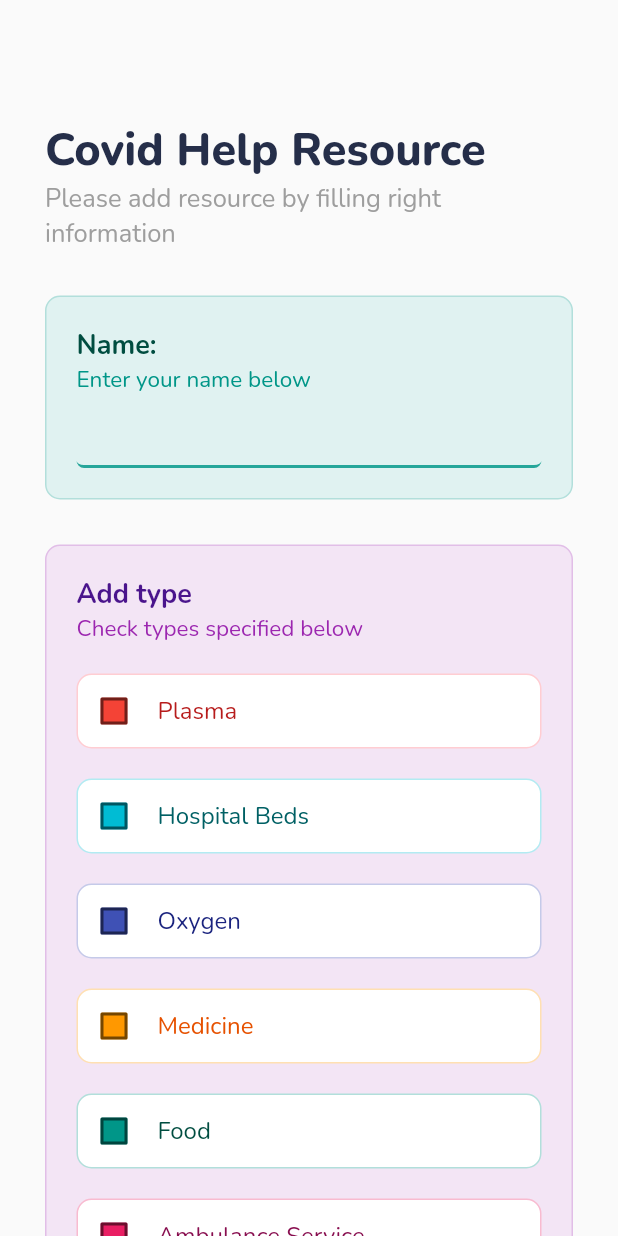
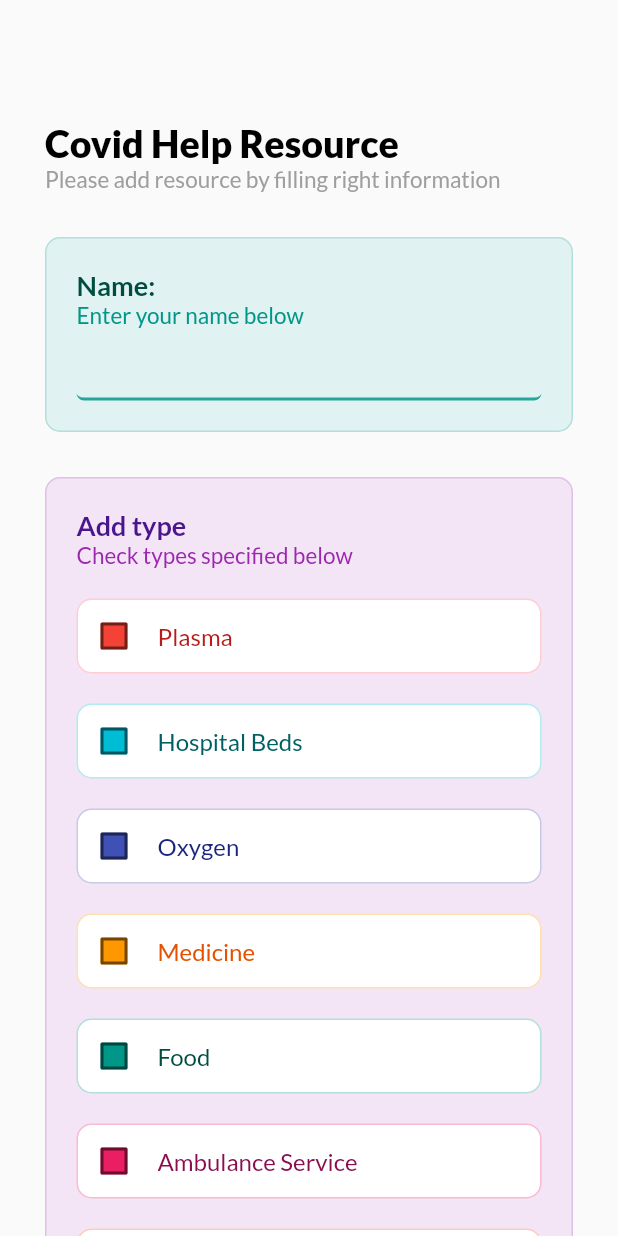
Before and after one commit to Ujjwal-here/Covid-help, a Flutter app: the HelpForm screen opened directly, on a phone screen of 412 x 824 dp. Run offline on Flutter 3.47's test engine with Material 2 defaults, Android fonts, the phone set to English and light mode, and no system bars; our stand-ins replace cloud_firestore, csc_picker, equatable, firebase_auth, firebase_core, get and 3 more; missing offline and left inert: dart:ffi, enum_to_string; accounts and stored records are empty.

Commit message:
font change

```diff
--- a/lib/screens/form.dart
+++ b/lib/screens/form.dart
@@ -1,3 +1,5 @@
+import 'dart:ffi';
+
 import 'package:covid_help/Enums/service_enum.dart';
 import 'package:covid_help/controllers/form_conttroller.dart';
 import 'package:csc_picker/csc_picker.dart';
@@ -23,10 +25,10 @@ class _HelpFormState extends State<HelpForm> {
             margin: EdgeInsets.only(top: 50),
             child: Text(
               "Covid Help Resource",
-              style: GoogleFonts.nunito(
-                fontWeight: FontWeight.w800,
-                fontSize: 30,
-                color: Color.fromRGBO(37, 46, 73, 1),
+              style: GoogleFonts.lato(
+                fontWeight: FontWeight.w900,
+                fontSize: 25,
+                color: Colors.black,
               ),
             ),
           ),
@@ -34,8 +36,8 @@ class _HelpFormState extends State<HelpForm> {
             margin: EdgeInsets.only(right: 30),
             child: Text(
               "Please add resource by filling right information",
-              style: GoogleFonts.nunito(
-                fontSize: 17,
+              style: GoogleFonts.lato(
+                fontSize: 15,
                 color: Colors.grey,
               ),
             ),
@@ -55,7 +57,7 @@ class _HelpFormState extends State<HelpForm> {
               children: [
                 Text(
                   "Name:",
-                  style: GoogleFonts.nunito(
+                  style: GoogleFonts.lato(
                     fontWeight: FontWeight.bold,
                     fontSize: 18,
                     color: Colors.teal[900],
@@ -63,7 +65,7 @@ class _HelpFormState extends State<HelpForm> {
                 ),
                 Text(
                   "Enter your name below",
-                  style: GoogleFonts.nunito(
+                  style: GoogleFonts.lato(
                     fontSize: 15,
                     color: Colors.teal,
                   ),
@@ -72,10 +74,11 @@ class _HelpFormState extends State<HelpForm> {
                   child: TextField(
                     controller: formController.nameController,
                     textAlignVertical: TextAlignVertical.center,
-                    style: GoogleFonts.nunito(
-                      fontSize: 18,
+                    keyboardType: TextInputType.multiline,
+                    style: GoogleFonts.lato(
+                      fontSize: 19,
                       color: Colors.black,
-                      fontWeight: FontWeight.w800,
+                      //fontWeight: FontWeight.bold,
                     ),
                     decoration: InputDecoration(
                       enabledBorder: UnderlineInputBorder(
@@ -112,7 +115,7 @@ class _HelpFormState extends State<HelpForm> {
               children: [
                 Text(
                   "Add type",
-                  style: GoogleFonts.nunito(
+                  style: GoogleFonts.lato(
                     fontWeight: FontWeight.bold,
                     fontSize: 18,
                     color: Colors.purple[900],
@@ -120,7 +123,7 @@ class _HelpFormState extends State<HelpForm> {
                 ),
                 Text(
                   "Check types specified below ",
-                  style: GoogleFonts.nunito(
+                  style: GoogleFonts.lato(
                     fontSize: 15,
                     color: Colors.purple,
                   ),
@@ -155,7 +158,7 @@ class _HelpFormState extends State<HelpForm> {
                         margin: EdgeInsets.only(left: 5),
                         child: Text(
                           "Plasma",
-                          style: GoogleFonts.nunito(
+                          style: GoogleFonts.lato(
                             //fontWeight: FontWeight.bold,
                             fontSize: 16,
                             color: Colors.red[900],
@@ -180,8 +183,7 @@ class _HelpFormState extends State<HelpForm> {
                         value: formController.isHospitalBedsSelected,
                         onChanged: (value) {
                           if (!formController.isHospitalBedsSelected) {
-                            formController
-                                .addServiceType(Services.Beds);
+                            formController.addServiceType(Services.Beds);
                           } else {
                             formController.removeService(Services.Beds);
                           }
@@ -196,7 +198,7 @@ class _HelpFormState extends State<HelpForm> {
                         margin: EdgeInsets.only(left: 5),
                         child: Text(
                           "Hospital Beds",
-                          style: GoogleFonts.nunito(
+                          style: GoogleFonts.lato(
                             //fontWeight: FontWeight.bold,
                             fontSize: 16,
                             color: Colors.cyan[900],
@@ -237,7 +239,7 @@ class _HelpFormState extends State<HelpForm> {
                         margin: EdgeInsets.only(left: 5),
                         child: Text(
                           "Oxygen",
-                          style: GoogleFonts.nunito(
+                          style: GoogleFonts.lato(
                             //fontWeight: FontWeight.bold,
                             fontSize: 16,
                             color: Colors.indigo[900],
@@ -277,7 +279,7 @@ class _HelpFormState extends State<HelpForm> {
                         margin: EdgeInsets.only(left: 5),
                         child: Text(
                           "Medicine",
-                          style: GoogleFonts.nunito(
+                          style: GoogleFonts.lato(
                             //fontWeight: FontWeight.bold,
                             fontSize: 16,
                             color: Colors.orange[900],
@@ -317,7 +319,7 @@ class _HelpFormState extends State<HelpForm> {
                         margin: EdgeInsets.only(left: 5),
                         child: Text(
                           "Food",
-                          style: GoogleFonts.nunito(
+                          style: GoogleFonts.lato(
                             //fontWeight: FontWeight.bold,
                             fontSize: 16,
                             color: Colors.teal[900],
@@ -357,7 +359,7 @@ class _HelpFormState extends State<HelpForm> {
                         margin: EdgeInsets.only(left: 5),
                         child: Text(
                           "Ambulance Service",
-                          style: GoogleFonts.nunito(
+                          style: GoogleFonts.lato(
                             //fontWeight: FontWeight.bold,
                             fontSize: 16,
                             color: Colors.pink[900],
@@ -400,7 +402,7 @@ class _HelpFormState extends State<HelpForm> {
                             margin: EdgeInsets.only(left: 5),
                             child: Text(
                               "Others",
-                              style: GoogleFonts.nunito(
+                              style: GoogleFonts.lato(
                                 //fontWeight: FontWeight.bold,
                                 fontSize: 16,
                                 color: Colors.deepOrange[900],
@@ -415,10 +417,11 @@ class _HelpFormState extends State<HelpForm> {
                         child: TextField(
                           controller: formController.otherController,
                           textAlignVertical: TextAlignVertical.center,
-                          style: GoogleFonts.nunito(
-                            fontSize: 18,
+                          keyboardType: TextInputType.multiline,
+                          style: GoogleFonts.lato(
+                            fontSize: 19,
                             color: Colors.black,
-                            fontWeight: FontWeight.w800,
+                            //fontWeight: FontWeight.bold,
                           ),
                           decoration: InputDecoration(
                             enabledBorder: UnderlineInputBorder(
@@ -458,7 +461,7 @@ class _HelpFormState extends State<HelpForm> {
               children: [
                 Text(
                   "Region",
-                  style: GoogleFonts.nunito(
+                  style: GoogleFonts.lato(
                     fontWeight: FontWeight.bold,
                     fontSize: 18,
                     color: Colors.blue[900],
@@ -466,7 +469,7 @@ class _HelpFormState extends State<HelpForm> {
                 ),
                 Text(
                   "Select your location",
-                  style: GoogleFonts.nunito(
+                  style: GoogleFonts.lato(
                     fontSize: 15,
                     color: Colors.blue,
                   ),
@@ -487,10 +490,9 @@ class _HelpFormState extends State<HelpForm> {
                         color: Colors.blue[100],
                       ),
                     ),
-                    selectedItemStyle: GoogleFonts.nunito(),
-                    dropdownHeadingStyle:
-                        GoogleFonts.nunito(color: Colors.white),
-                    dropdownItemStyle: GoogleFonts.nunito(),
+                    selectedItemStyle: GoogleFonts.lato(),
+                    dropdownHeadingStyle: GoogleFonts.lato(color: Colors.white),
+                    dropdownItemStyle: GoogleFonts.lato(),
                     flagState: CountryFlag.DISABLE,
                     onCountryChanged: (value) {
                       print(value);
@@ -521,7 +523,7 @@ class _HelpFormState extends State<HelpForm> {
               children: [
                 Text(
                   "Phone number:",
-                  style: GoogleFonts.nunito(
+                  style: GoogleFonts.lato(
                     fontWeight: FontWeight.bold,
                     fontSize: 18,
                     color: Colors.green[800],
@@ -529,7 +531,7 @@ class _HelpFormState extends State<HelpForm> {
                 ),
                 Text(
                   "Add working phone numbers",
-                  style: GoogleFonts.nunito(
+                  style: GoogleFonts.lato(
                     fontSize: 15,
                     color: Colors.green,
                   ),
@@ -538,11 +540,13 @@ class _HelpFormState extends State<HelpForm> {
                   child: TextField(
                     controller: formController.phoneNumberController,
                     textAlignVertical: TextAlignVertical.center,
-                    style: GoogleFonts.nunito(
-                      fontSize: 18,
+                    keyboardType: TextInputType.multiline,
+                    style: GoogleFonts.lato(
+                      fontSize: 19,
                       color: Colors.black,
-                      fontWeight: FontWeight.w800,
+                      //fontWeight: FontWeight.bold,
                     ),
+                    maxLines: null,
                     decoration: InputDecoration(
                       enabledBorder: UnderlineInputBorder(
                         borderSide: BorderSide(
@@ -578,15 +582,15 @@ class _HelpFormState extends State<HelpForm> {
               children: [
                 Text(
                   "Link",
-                  style: GoogleFonts.nunito(
+                  style: GoogleFonts.lato(
                     fontWeight: FontWeight.bold,
                     fontSize: 18,
                     color: Colors.red[800],
                   ),
                 ),
                 Text(
-                  "You can provide links",
-                  style: GoogleFonts.nunito(
+                  "You can provide link to some resource",
+                  style: GoogleFonts.lato(
                     fontSize: 15,
                     color: Colors.red,
                   ),
@@ -595,11 +599,13 @@ class _HelpFormState extends State<HelpForm> {
                   child: TextField(
                     controller: formController.linkController,
                     textAlignVertical: TextAlignVertical.center,
-                    style: GoogleFonts.nunito(
-                      fontSize: 18,
+                    keyboardType: TextInputType.multiline,
+                    style: GoogleFonts.lato(
+                      fontSize: 19,
                       color: Colors.black,
-                      fontWeight: FontWeight.w800,
+                      //fontWeight: FontWeight.bold,
                     ),
+                    maxLines: null,
                     decoration: InputDecoration(
                       enabledBorder: UnderlineInputBorder(
                         borderSide: BorderSide(
@@ -635,15 +641,15 @@ class _HelpFormState extends State<HelpForm> {
               children: [
                 Text(
                   "More details:",
-                  style: GoogleFonts.nunito(
+                  style: GoogleFonts.lato(
                     fontWeight: FontWeight.bold,
                     fontSize: 18,
                     color: Colors.indigo[800],
                   ),
                 ),
                 Text(
-                  "You can provide more details like address,blood type etc",
-                  style: GoogleFonts.nunito(
+                  "You can provide details like address,blood type",
+                  style: GoogleFonts.lato(
                     fontSize: 15,
                     color: Colors.indigo,
                   ),
@@ -653,11 +659,12 @@ class _HelpFormState extends State<HelpForm> {
                     controller: formController.detailController,
                     textAlignVertical: TextAlignVertical.center,
                     keyboardType: TextInputType.multiline,
-                    style: GoogleFonts.nunito(
-                      fontSize: 18,
+                    style: GoogleFonts.lato(
+                      fontSize: 19,
                       color: Colors.black,
-                      fontWeight: FontWeight.w800,
+                      //fontWeight: FontWeight.bold,
                     ),
+                    maxLines: null,
                     decoration: InputDecoration(
                       enabledBorder: UnderlineInputBorder(
                         borderSide: BorderSide(
@@ -691,11 +698,10 @@ class _HelpFormState extends State<HelpForm> {
                     EdgeInsets.all(15),
                   ),
                   backgroundColor: MaterialStateProperty.all(
-                    Color.fromRGBO(20, 121, 255, 1),
+                    Color.fromRGBO(133, 116, 249, 1),
                   ),
                   textStyle: MaterialStateProperty.all(
-                    GoogleFonts.nunito(
-                      decoration: TextDecoration.none,
+                    GoogleFonts.lato(
                       fontSize: 15,
                       fontWeight: FontWeight.bold,
                     ),
```
